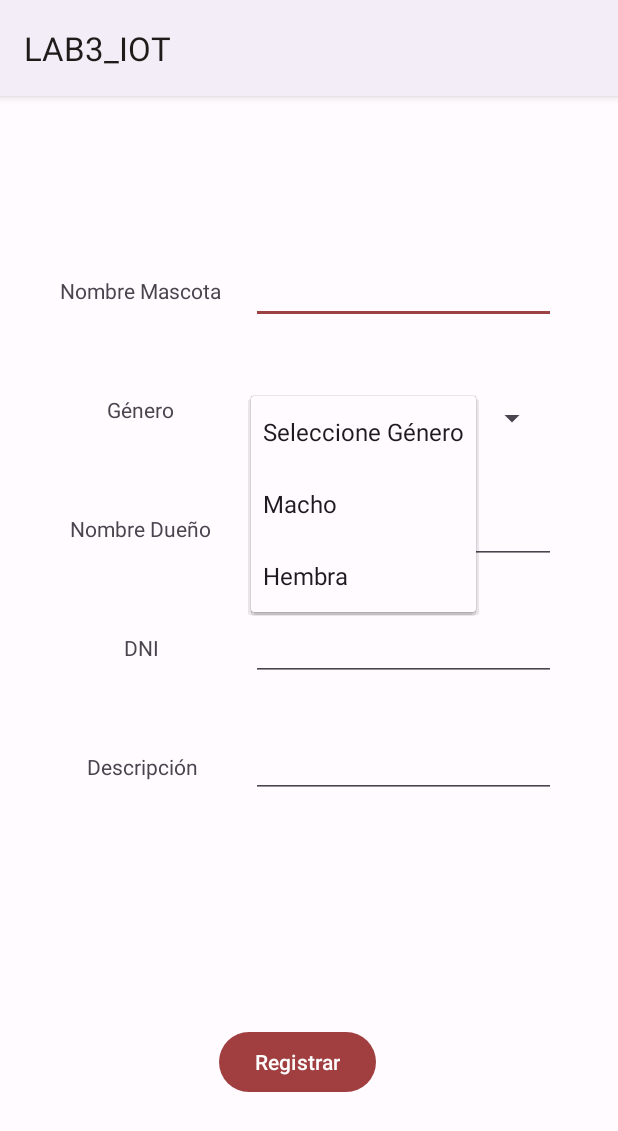
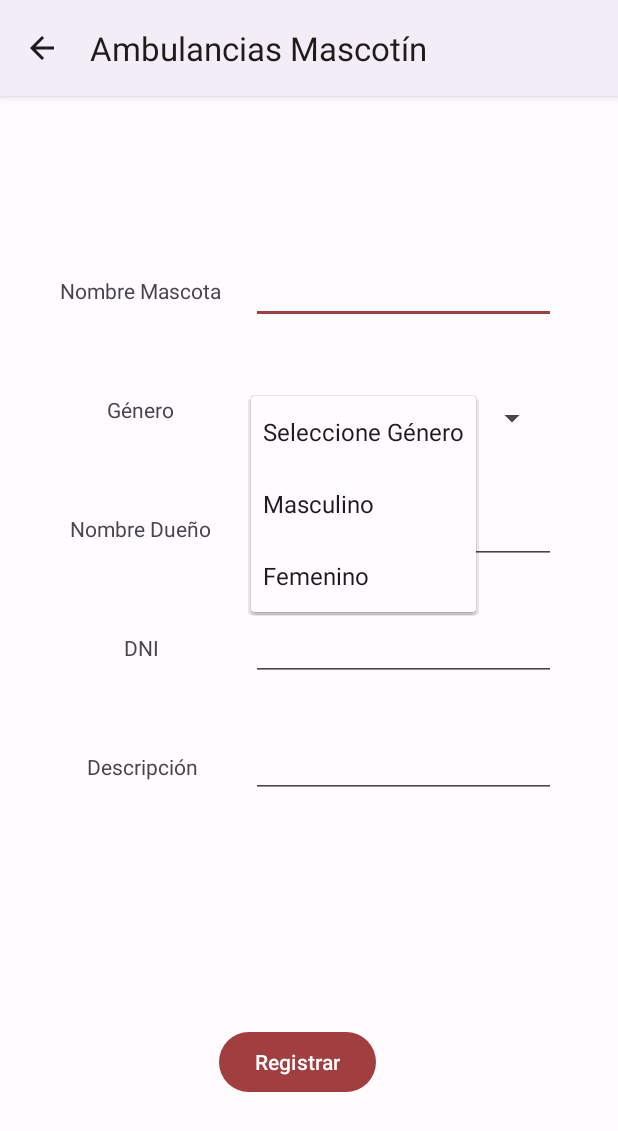
Before and after one commit to ElianneTicse/LAB3_IOT, an Android app: the RegistroActivity screen opened directly, with no data from a screen before it, after a tap on "Seleccione Género", on a phone screen of 412 x 824 dp. Shown: the top 1131 px of the screen. Run offline under Robolectric (Android 15) with nearby library versions, the phone set to English and light mode, and no system bars.

Commit message:
parentactivity, tittle

```diff
--- a/app/src/main/AndroidManifest.xml
+++ b/app/src/main/AndroidManifest.xml
@@ -18,6 +18,7 @@
             android:value="${MAPS_API_KEY}" />
         <activity
             android:name=".HistorialActivity"
+            android:parentActivityName=".MainActivity"
             android:exported="false">
             <meta-data
                 android:name="android.app.lib_name"
@@ -25,10 +26,12 @@
         </activity>
         <activity
             android:name=".EmergenciaActivity"
+            android:parentActivityName=".MainActivity"
             android:exported="true">
         </activity>
         <activity
             android:name=".RegistroActivity"
+            android:parentActivityName=".MainActivity"
             android:exported="false" />
         <activity
             android:name=".MainActivity"
--- a/app/src/main/java/edu/pe/pucp/lab3_iot/EmergenciaActivity.java
+++ b/app/src/main/java/edu/pe/pucp/lab3_iot/EmergenciaActivity.java
@@ -10,6 +10,7 @@ import android.content.pm.PackageManager;
 import android.graphics.Typeface;
 import android.os.Bundle;
 import android.util.Log;
+import android.view.Menu;
 import android.view.View;
 import android.widget.EditText;
 import android.widget.TextView;
@@ -70,6 +71,7 @@ public class EmergenciaActivity extends AppCompatActivity implements OnMapReadyC
 
     @Override
     protected void onCreate(Bundle savedInstanceState) {
+        setTitle("Ambulancias Mascotín");
         super.onCreate(savedInstanceState);
         setContentView(R.layout.activity_emergencia);
         //Obtener API KEY
--- a/app/src/main/java/edu/pe/pucp/lab3_iot/HistorialActivity.java
+++ b/app/src/main/java/edu/pe/pucp/lab3_iot/HistorialActivity.java
@@ -20,6 +20,7 @@ public class HistorialActivity extends AppCompatActivity {
     @Override
     protected void onCreate(Bundle savedInstanceState) {
         super.onCreate(savedInstanceState);
+        setTitle("Ambulancias Mascotín");
         setContentView(R.layout.activity_historial);
         ArrayList<Historial> listaHistorial = Listas.getListaHistorial();
 
--- a/app/src/main/java/edu/pe/pucp/lab3_iot/MainActivity.java
+++ b/app/src/main/java/edu/pe/pucp/lab3_iot/MainActivity.java
@@ -11,6 +11,7 @@ public class MainActivity extends AppCompatActivity {
     @Override
     protected void onCreate(Bundle savedInstanceState) {
         super.onCreate(savedInstanceState);
+        setTitle("Ambulancias Mascotín");
         setContentView(R.layout.activity_main);
     }
 
--- a/app/src/main/java/edu/pe/pucp/lab3_iot/RegistroActivity.java
+++ b/app/src/main/java/edu/pe/pucp/lab3_iot/RegistroActivity.java
@@ -16,6 +16,7 @@ public class RegistroActivity extends AppCompatActivity {
     @Override
     protected void onCreate(Bundle savedInstanceState) {
         super.onCreate(savedInstanceState);
+        setTitle("Ambulancias Mascotín");
         setContentView(R.layout.activity_registro);
     }
 
--- a/app/src/main/res/layout/activity_registro.xml
+++ b/app/src/main/res/layout/activity_registro.xml
@@ -103,6 +103,7 @@
         android:layout_height="42dp"
         android:layout_marginTop="36dp"
         android:ems="10"
+        android:maxLength="8"
         android:inputType="number"
         app:layout_constraintEnd_toEndOf="@+id/et_nombredueño"
         app:layout_constraintHorizontal_bias="0.0"
--- a/app/src/main/res/values/strings.xml
+++ b/app/src/main/res/values/strings.xml
@@ -2,7 +2,7 @@
     <string name="app_name">LAB3_IOT</string>
     <string-array name="generos">
         <item>Seleccione Género</item>
-        <item>Macho</item>
-        <item>Hembra</item>
+        <item>Masculino</item>
+        <item>Femenino</item>
     </string-array>
 </resources>
```
